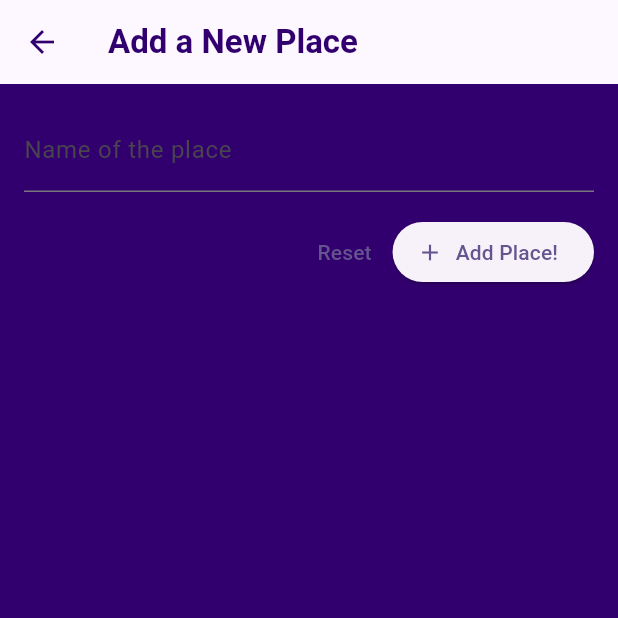
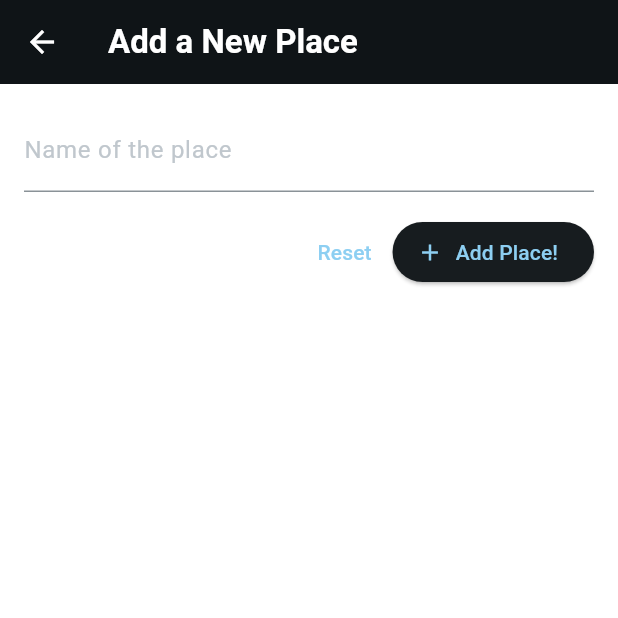
Before and after one commit to aezakmi7/favorite-places-app, a Flutter app: the screen it shows after launch, after a tap on the "add" icon, on a phone screen of 412 x 824 dp, the top half of it. Run offline on Flutter 3.47's test engine with Material 3 defaults, Android fonts, the phone set to English and light mode, and no system bars; our stand-ins replace flutter_riverpod, google_fonts.

```diff
--- a/lib/main.dart
+++ b/lib/main.dart
@@ -1,12 +1,12 @@
 import 'package:favorite_places_app/screens/places_screen.dart';
 import 'package:flutter/material.dart';
-
+import 'package:flutter_riverpod/flutter_riverpod.dart';
 import 'package:google_fonts/google_fonts.dart';
 
 final colorScheme = ColorScheme.fromSeed(
-  brightness: Brightness.light,
-  seedColor: Color.fromARGB(255, 102, 0, 255),
-  onSurface: Color.fromARGB(255, 50, 0, 110),
+  brightness: Brightness.dark,
+  seedColor: Color.fromARGB(255, 0, 195, 255),
+  onSurface: Color.fromARGB(255, 255, 255, 255),
 );
 
 final theme = ThemeData().copyWith(
@@ -27,7 +27,7 @@ final theme = ThemeData().copyWith(
 
 void main() {
   runApp(
-    const MyApp(),
+    const ProviderScope(child: MyApp()),
   );
 }
 
--- a/lib/models/place_model.dart
+++ b/lib/models/place_model.dart
@@ -4,9 +4,9 @@ const uuid = Uuid();
 
 class Place {
   Place({
-    required this.name,
+    required this.title,
   }) : id = uuid.v4();
 
   final String id;
-  final String name;
+  final String title;
 }
--- a/lib/screens/add_place_screen.dart
+++ b/lib/screens/add_place_screen.dart
@@ -1,4 +1,3 @@
-import 'package:favorite_places_app/widgets/new_place.dart';
 import 'package:flutter/material.dart';
 
 class AddPlaceScreen extends StatefulWidget {
@@ -9,13 +8,56 @@ class AddPlaceScreen extends StatefulWidget {
 }
 
 class _AddPlaceScreenState extends State<AddPlaceScreen> {
+  final _titleController = TextEditingController();
+
+  void _savePlace() {
+    final enteredText = _titleController.text;
+
+    if (enteredText == null || enteredText.isEmpty) {
+      return;
+    }
+  }
+
+  @override
+  void dispose() {
+    _titleController.dispose();
+    super.dispose();
+  }
+
   @override
   Widget build(BuildContext context) {
     return Scaffold(
       appBar: AppBar(
         title: const Text('Add a New Place'),
       ),
-      body: const AddNewPlace(),
+      body: SingleChildScrollView(
+        padding: const EdgeInsets.all(16),
+        child: Column(
+          children: [
+            TextField(
+              decoration: const InputDecoration(
+                labelText: 'Name of the place',
+              ),
+              controller: _titleController,
+            ),
+            const SizedBox(height: 16),
+            Row(
+              children: [
+                const Spacer(),
+                TextButton(
+                  onPressed: () {},
+                  child: const Text('Reset'),
+                ),
+                ElevatedButton.icon(
+                  onPressed: () {},
+                  icon: const Icon(Icons.add),
+                  label: const Text('Add Place!'),
+                ),
+              ],
+            ),
+          ],
+        ),
+      ),
     );
   }
 }
--- a/lib/widgets/new_place.dart
+++ /dev/null
@@ -1,50 +0,0 @@
-import 'package:flutter/material.dart';
-
-class AddNewPlace extends StatefulWidget {
-  const AddNewPlace({super.key});
-
-  @override
-  State<AddNewPlace> createState() => _AddNewPlaceState();
-}
-
-class _AddNewPlaceState extends State<AddNewPlace> {
-  final _titleController = TextEditingController();
-
-  @override
-  void dispose() {
-    _titleController.dispose();
-    super.dispose();
-  }
-
-  @override
-  Widget build(BuildContext context) {
-    return SingleChildScrollView(
-      padding: const EdgeInsets.all(16),
-      child: Column(
-        children: [
-          TextField(
-            decoration: const InputDecoration(
-              labelText: 'Name of the place',
-            ),
-            controller: _titleController,
-          ),
-          const SizedBox(height: 16),
-          Row(
-            children: [
-              const Spacer(),
-              TextButton(
-                onPressed: () {},
-                child: const Text('Reset'),
-              ),
-              ElevatedButton.icon(
-                onPressed: () {},
-                icon: const Icon(Icons.add),
-                label: const Text('Add Place!'),
-              ),
-            ],
-          ),
-        ],
-      ),
-    );
-  }
-}
--- a/lib/widgets/places_list.dart
+++ b/lib/widgets/places_list.dart
@@ -27,7 +27,7 @@ class PlacesList extends StatelessWidget {
       itemCount: places.length,
       itemBuilder: (context, index) => ListTile(
         title: Text(
-          places[index].name,
+          places[index].title,
           style: Theme.of(context)
               .textTheme
               .titleMedium!
```
Also changed, not shown: lib/providers/user_places.dart (added, +15 -0 lines).
